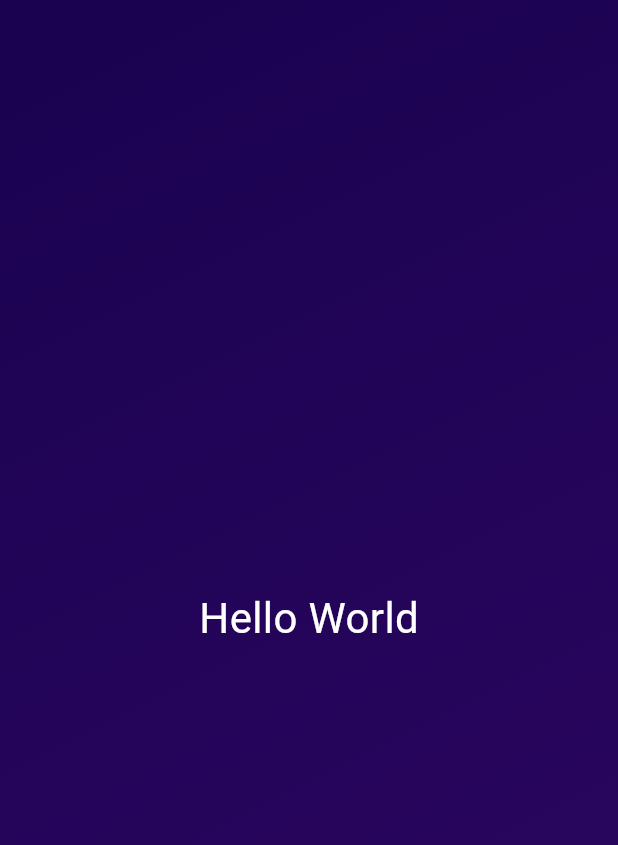
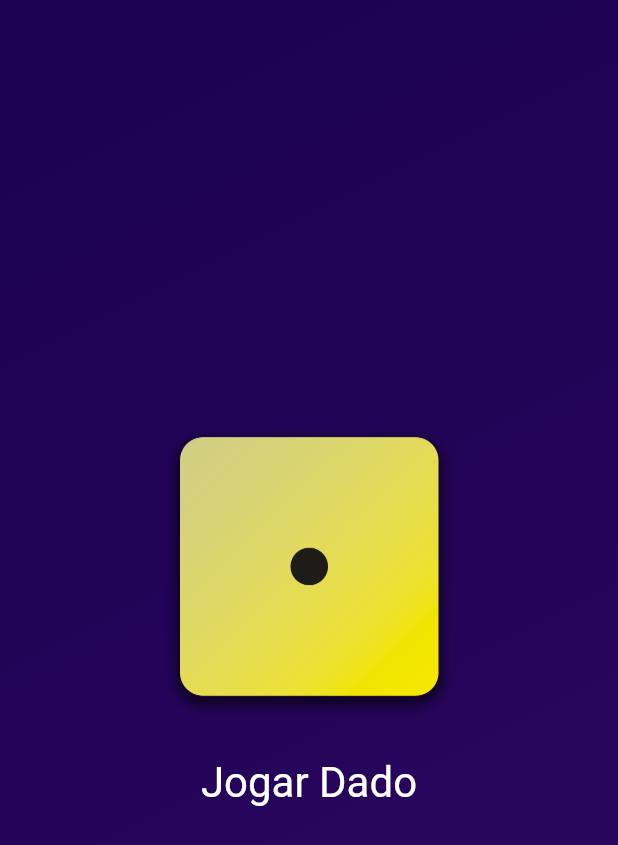
Before and after one commit to Raphael-Rocha01/Roll-Dice, a Flutter app: the screen it shows after launch, on a phone screen of 412 x 824 dp. Shown: the top 845 px of the screen. Run offline on Flutter 3.47's test engine with Material 3 defaults, Android fonts, the phone set to English and light mode, and no system bars.

Commit message:
Jogando o dado

```diff
--- a/roll_dice/lib/main.dart
+++ b/roll_dice/lib/main.dart
@@ -1,39 +1,13 @@
 import 'package:flutter/material.dart';
+import 'package:roll_dice/roll_dice_page.dart';
 
 void main() {
   runApp(
     const MaterialApp(
+      debugShowCheckedModeBanner: false,
       home: Scaffold(
-        body: Teste(),
+        body: RollDicePage(),
       ),
     ),
   );
 }
-
-class Teste extends StatelessWidget {
-  const Teste({
-    super.key,
-  });
-
-  @override
-  Widget build(BuildContext context) {
-    return Container(
-      decoration: const BoxDecoration(
-        gradient: LinearGradient(
-          begin: Alignment.topLeft,
-          end: Alignment.bottomRight,
-          colors: [
-            Color.fromARGB(255, 26, 2, 80),
-            Color.fromARGB(255, 45, 7, 98),
-          ],
-        ),
-      ),
-      child: const Center(
-        child: Text(
-          "Hello World",
-          style: TextStyle(color: Colors.white, fontSize: 28),
-        ),
-      ),
-    );
-  }
-}
--- /dev/null
+++ b/roll_dice/lib/roll_dice_page.dart
@@ -0,0 +1,53 @@
+import 'dart:math';
+
+import 'package:flutter/material.dart';
+
+class RollDicePage extends StatefulWidget {
+  const RollDicePage({super.key});
+
+  @override
+  State<RollDicePage> createState() => _RollDicePageState();
+}
+
+class _RollDicePageState extends State<RollDicePage> {
+  var numeroDado = 1;
+  void rollDice() {
+    setState(() {
+      numeroDado = Random().nextInt(6) + 1;
+    });
+  }
+
+  @override
+  Widget build(BuildContext context) {
+    return Container(
+        decoration: const BoxDecoration(
+          gradient: LinearGradient(
+            begin: Alignment.topLeft,
+            end: Alignment.bottomRight,
+            colors: [
+              Color.fromARGB(255, 26, 2, 80),
+              Color.fromARGB(255, 45, 7, 98),
+            ],
+          ),
+        ),
+        child: Center(
+          child: Column(
+            mainAxisAlignment: MainAxisAlignment.center,
+            children: [
+              Image.asset(
+                "assets/images/dice-$numeroDado.png",
+                width: 200,
+              ),
+              const SizedBox(height: 20),
+              TextButton(
+                onPressed: rollDice,
+                style: TextButton.styleFrom(
+                    foregroundColor: Colors.white,
+                    textStyle: const TextStyle(fontSize: 28)),
+                child: const Text("Jogar Dado"),
+              )
+            ],
+          ),
+        ));
+  }
+}
```
Also changed, not shown: roll_dice/pubspec.yaml (+8 -67 lines), roll_dice/assets/images/dice-1.png (added), roll_dice/assets/images/dice-2.png (added), roll_dice/assets/images/dice-3.png (added), roll_dice/assets/images/dice-4.png (added), roll_dice/assets/images/dice-5.png (added), roll_dice/assets/images/dice-6.png (added), 1 other file.
